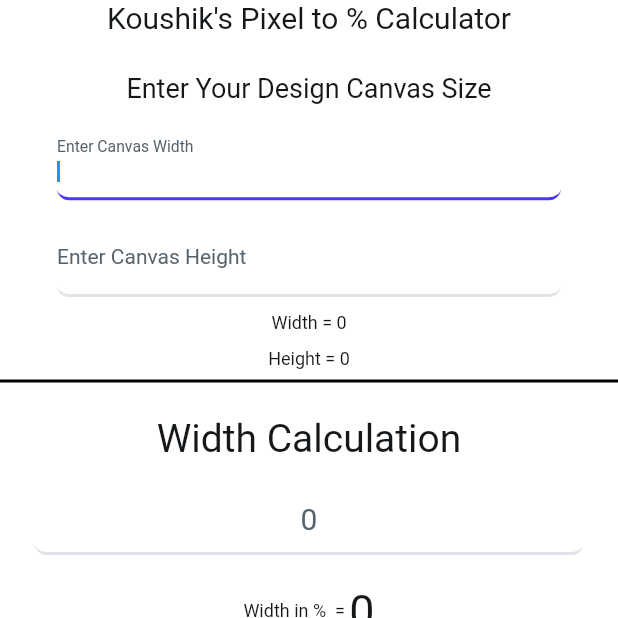
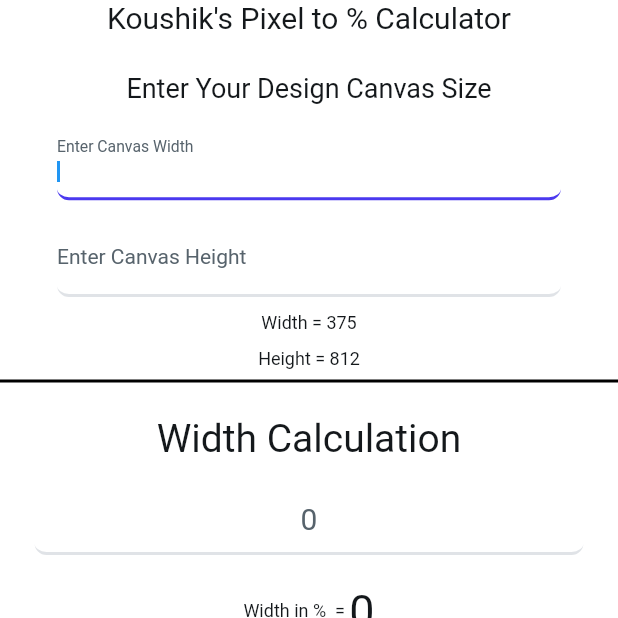
Before and after one commit to koushikraj96/pxToPercent, a Flutter app: the screen it shows after launch, on a phone screen of 412 x 824 dp, the top half of it. Run offline on Flutter 3.47's test engine with Material 3 defaults, Android fonts, the phone set to English and light mode, and no system bars; our stand-ins replace auto_size_text, csv, easy_debounce, flutter_secure_storage, font_awesome_flutter, from_css_color and 6 more; missing offline and left inert: json_path; Roboto replaces fonts that are missing (Readex Pro).

Commit message:
Given constant app variables and added a container. Added feature: Auto Save

```diff
--- a/analysis_options.yaml
+++ b/analysis_options.yaml
@@ -27,9 +27,3 @@ linter:
 
 # Additional information about this file can be found at
 # https://dart.dev/guides/language/analysis-options
-
-
-analyzer:
-  exclude:
-    - lib/custom_code/**
-    - lib/flutter_flow/custom_functions.dart
--- a/lib/flutter_flow/nav/nav.dart
+++ b/lib/flutter_flow/nav/nav.dart
@@ -1,10 +1,17 @@
 import 'dart:async';
 
 import 'package:flutter/material.dart';
+import 'package:go_router/go_router.dart';
+import 'package:page_transition/page_transition.dart';
 import 'package:provider/provider.dart';
 
 import '/index.dart';
+import '/main.dart';
+import '/flutter_flow/flutter_flow_theme.dart';
+import '/flutter_flow/lat_lng.dart';
+import '/flutter_flow/place.dart';
 import '/flutter_flow/flutter_flow_util.dart';
+import 'serialization_util.dart';
 
 export 'package:go_router/go_router.dart';
 export 'serialization_util.dart';
@@ -29,17 +36,17 @@ GoRouter createRouter(AppStateNotifier appStateNotifier) => GoRouter(
       initialLocation: '/',
       debugLogDiagnostics: true,
       refreshListenable: appStateNotifier,
-      errorBuilder: (context, state) => const HomePageWidget(),
+      errorBuilder: (context, state) => HomePageWidget(),
       routes: [
         FFRoute(
           name: '_initialize',
           path: '/',
-          builder: (context, _) => const HomePageWidget(),
+          builder: (context, _) => HomePageWidget(),
         ),
         FFRoute(
           name: 'HomePage',
           path: '/homePage',
-          builder: (context, params) => const HomePageWidget(),
+          builder: (context, params) => HomePageWidget(),
         )
       ].map((r) => r.toRoute(appStateNotifier)).toList(),
     );
@@ -203,7 +210,7 @@ class TransitionInfo {
   final Duration duration;
   final Alignment? alignment;
 
-  static TransitionInfo appDefault() => const TransitionInfo(hasTransition: false);
+  static TransitionInfo appDefault() => TransitionInfo(hasTransition: false);
 }
 
 class RootPageContext {
--- a/lib/flutter_flow/nav/serialization_util.dart
+++ b/lib/flutter_flow/nav/serialization_util.dart
@@ -160,8 +160,8 @@ dynamic deserializeParam<T>(
         return null;
       }
       return paramValues
-          .whereType<String>()
-          .map((p) => p)
+          .where((p) => p is String)
+          .map((p) => p as String)
           .map((p) => deserializeParam<T>(p, paramType, false))
           .where((p) => p != null)
           .map((p) => p! as T)
--- a/lib/main.dart
+++ b/lib/main.dart
@@ -1,10 +1,13 @@
 import 'package:provider/provider.dart';
+import 'package:flutter/gestures.dart';
 import 'package:flutter/material.dart';
 
 import 'package:flutter_localizations/flutter_localizations.dart';
 import 'package:flutter_web_plugins/url_strategy.dart';
 import 'flutter_flow/flutter_flow_theme.dart';
 import 'flutter_flow/flutter_flow_util.dart';
+import 'flutter_flow/nav/nav.dart';
+import 'index.dart';
 
 void main() async {
   WidgetsFlutterBinding.ensureInitialized();
@@ -17,13 +20,11 @@ void main() async {
 
   runApp(ChangeNotifierProvider(
     create: (context) => appState,
-    child: const MyApp(),
+    child: MyApp(),
   ));
 }
 
 class MyApp extends StatefulWidget {
-  const MyApp({super.key});
-
   // This widget is the root of your application.
   @override
   State<MyApp> createState() => _MyAppState();
@@ -55,7 +56,7 @@ class _MyAppState extends State<MyApp> {
   Widget build(BuildContext context) {
     return MaterialApp.router(
       title: 'Res calc',
-      localizationsDelegates: const [
+      localizationsDelegates: [
         GlobalMaterialLocalizations.delegate,
         GlobalWidgetsLocalizations.delegate,
         GlobalCupertinoLocalizations.delegate,
--- a/lib/pages/home_page/home_page_model.dart
+++ b/lib/pages/home_page/home_page_model.dart
@@ -1,6 +1,12 @@
+import '/flutter_flow/flutter_flow_theme.dart';
 import '/flutter_flow/flutter_flow_util.dart';
+import '/flutter_flow/flutter_flow_widgets.dart';
+import '/flutter_flow/custom_functions.dart' as functions;
 import 'home_page_widget.dart' show HomePageWidget;
+import 'package:easy_debounce/easy_debounce.dart';
 import 'package:flutter/material.dart';
+import 'package:google_fonts/google_fonts.dart';
+import 'package:provider/provider.dart';
 
 class HomePageModel extends FlutterFlowModel<HomePageWidget> {
   ///  Local state fields for this page.
--- a/lib/pages/home_page/home_page_widget.dart
+++ b/lib/pages/home_page/home_page_widget.dart
@@ -1,8 +1,10 @@
 import '/flutter_flow/flutter_flow_theme.dart';
 import '/flutter_flow/flutter_flow_util.dart';
+import '/flutter_flow/flutter_flow_widgets.dart';
 import '/flutter_flow/custom_functions.dart' as functions;
 import 'package:easy_debounce/easy_debounce.dart';
 import 'package:flutter/material.dart';
+import 'package:google_fonts/google_fonts.dart';
 import 'package:provider/provider.dart';
 import 'home_page_model.dart';
 export 'home_page_model.dart';
@@ -58,7 +60,7 @@ class _HomePageWidgetState extends State<HomePageWidget> {
         body: SafeArea(
           top: true,
           child: Align(
-            alignment: const AlignmentDirectional(0.0, -1.0),
+            alignment: AlignmentDirectional(0.0, -1.0),
             child: Container(
               width: MediaQuery.sizeOf(context).width * 1.0,
               height: MediaQuery.sizeOf(context).height * 1.0,
@@ -84,7 +86,7 @@ class _HomePageWidgetState extends State<HomePageWidget> {
                   ),
                   Padding(
                     padding:
-                        const EdgeInsetsDirectional.fromSTEB(0.0, 25.0, 0.0, 0.0),
+                        EdgeInsetsDirectional.fromSTEB(0.0, 25.0, 0.0, 0.0),
                     child: Row(
                       mainAxisSize: MainAxisSize.max,
                       mainAxisAlignment: MainAxisAlignment.center,
@@ -102,23 +104,27 @@ class _HomePageWidgetState extends State<HomePageWidget> {
                   ),
                   Padding(
                     padding:
-                        const EdgeInsetsDirectional.fromSTEB(0.0, 12.0, 0.0, 0.0),
+                        EdgeInsetsDirectional.fromSTEB(0.0, 12.0, 0.0, 0.0),
                     child: Row(
                       mainAxisSize: MainAxisSize.max,
                       children: [
                         Expanded(
                           child: Padding(
-                            padding: const EdgeInsetsDirectional.fromSTEB(
+                            padding: EdgeInsetsDirectional.fromSTEB(
                                 8.0, 0.0, 8.0, 0.0),
                             child: TextFormField(
                               controller: _model.canvasWidthController,
                               focusNode: _model.canvasWidthFocusNode,
-                              onFieldSubmitted: (_) async {
+                              onChanged: (_) => EasyDebounce.debounce(
+                                '_model.canvasWidthController',
+                                Duration(milliseconds: 2000),
+                                () async {
                                   setState(() {
                                     FFAppState().canvasWidth = int.parse(
                                         _model.canvasWidthController.text);
                                   });
                                 },
+                              ),
                               autofocus: true,
                               obscureText: false,
                               decoration: InputDecoration(
@@ -164,30 +170,34 @@ class _HomePageWidgetState extends State<HomePageWidget> {
                           ),
                         ),
                       ]
-                          .addToStart(const SizedBox(width: 30.0))
-                          .addToEnd(const SizedBox(width: 30.0)),
+                          .addToStart(SizedBox(width: 30.0))
+                          .addToEnd(SizedBox(width: 30.0)),
                     ),
                   ),
                   Padding(
                     padding:
-                        const EdgeInsetsDirectional.fromSTEB(0.0, 12.0, 0.0, 0.0),
+                        EdgeInsetsDirectional.fromSTEB(0.0, 12.0, 0.0, 0.0),
                     child: Row(
                       mainAxisSize: MainAxisSize.max,
                       mainAxisAlignment: MainAxisAlignment.center,
                       children: [
                         Expanded(
                           child: Padding(
-                            padding: const EdgeInsetsDirectional.fromSTEB(
+                            padding: EdgeInsetsDirectional.fromSTEB(
                                 8.0, 0.0, 8.0, 0.0),
                             child: TextFormField(
                               controller: _model.canvasHeightController,
                               focusNode: _model.canvasHeightFocusNode,
-                              onFieldSubmitted: (_) async {
+                              onChanged: (_) => EasyDebounce.debounce(
+                                '_model.canvasHeightController',
+                                Duration(milliseconds: 2000),
+                                () async {
                                   setState(() {
                                     FFAppState().canvasHeight = int.parse(
                                         _model.canvasHeightController.text);
                                   });
                                 },
+                              ),
                               autofocus: true,
                               obscureText: false,
                               decoration: InputDecoration(
@@ -233,13 +243,13 @@ class _HomePageWidgetState extends State<HomePageWidget> {
                           ),
                         ),
                       ]
-                          .addToStart(const SizedBox(width: 30.0))
-                          .addToEnd(const SizedBox(width: 30.0)),
+                          .addToStart(SizedBox(width: 30.0))
+                          .addToEnd(SizedBox(width: 30.0)),
                     ),
                   ),
                   Padding(
                     padding:
-                        const EdgeInsetsDirectional.fromSTEB(0.0, 10.0, 0.0, 0.0),
+                        EdgeInsetsDirectional.fromSTEB(0.0, 10.0, 0.0, 0.0),
                     child: Row(
                       mainAxisSize: MainAxisSize.max,
                       mainAxisAlignment: MainAxisAlignment.center,
@@ -257,7 +267,7 @@ class _HomePageWidgetState extends State<HomePageWidget> {
                   ),
                   Padding(
                     padding:
-                        const EdgeInsetsDirectional.fromSTEB(0.0, 10.0, 0.0, 0.0),
+                        EdgeInsetsDirectional.fromSTEB(0.0, 10.0, 0.0, 0.0),
                     child: Row(
                       mainAxisSize: MainAxisSize.max,
                       mainAxisAlignment: MainAxisAlignment.center,
@@ -273,7 +283,7 @@ class _HomePageWidgetState extends State<HomePageWidget> {
                       ],
                     ),
                   ),
-                  const Divider(
+                  Divider(
                     thickness: 2.0,
                     color: Colors.black,
                   ),
@@ -282,7 +292,7 @@ class _HomePageWidgetState extends State<HomePageWidget> {
                     children: [
                       Padding(
                         padding:
-                            const EdgeInsetsDirectional.fromSTEB(0.0, 15.0, 0.0, 0.0),
+                            EdgeInsetsDirectional.fromSTEB(0.0, 15.0, 0.0, 0.0),
                         child: Row(
                           mainAxisSize: MainAxisSize.max,
                           mainAxisAlignment: MainAxisAlignment.center,
@@ -300,7 +310,7 @@ class _HomePageWidgetState extends State<HomePageWidget> {
                         ),
                       ),
                       Padding(
-                        padding: const EdgeInsetsDirectional.fromSTEB(
+                        padding: EdgeInsetsDirectional.fromSTEB(
                             15.0, 15.0, 15.0, 0.0),
                         child: Row(
                           mainAxisSize: MainAxisSize.max,
@@ -308,14 +318,14 @@ class _HomePageWidgetState extends State<HomePageWidget> {
                           children: [
                             Expanded(
                               child: Padding(
-                                padding: const EdgeInsetsDirectional.fromSTEB(
+                                padding: EdgeInsetsDirectional.fromSTEB(
                                     8.0, 0.0, 8.0, 0.0),
                                 child: TextFormField(
                                   controller: _model.widthController,
                                   focusNode: _model.widthFocusNode,
                                   onChanged: (_) => EasyDebounce.debounce(
                                     '_model.widthController',
-                                    const Duration(milliseconds: 2000),
+                                    Duration(milliseconds: 2000),
                                     () async {
                                       setState(() {
                                         _model.width = valueOrDefault<double>(
@@ -392,7 +402,7 @@ class _HomePageWidgetState extends State<HomePageWidget> {
                       ),
                       Padding(
                         padding:
-                            const EdgeInsetsDirectional.fromSTEB(0.0, 20.0, 0.0, 0.0),
+                            EdgeInsetsDirectional.fromSTEB(0.0, 20.0, 0.0, 0.0),
                         child: Row(
                           mainAxisSize: MainAxisSize.max,
                           mainAxisAlignment: MainAxisAlignment.center,
@@ -419,11 +429,11 @@ class _HomePageWidgetState extends State<HomePageWidget> {
                                   ),
                             ),
                           ]
-                              .addToStart(const SizedBox(width: 15.0))
-                              .addToEnd(const SizedBox(width: 15.0)),
+                              .addToStart(SizedBox(width: 15.0))
+                              .addToEnd(SizedBox(width: 15.0)),
                         ),
                       ),
-                      const Divider(
+                      Divider(
                         thickness: 2.0,
                         color: Colors.black,
                       ),
@@ -434,7 +444,7 @@ class _HomePageWidgetState extends State<HomePageWidget> {
                     children: [
                       Padding(
                         padding:
-                            const EdgeInsetsDirectional.fromSTEB(0.0, 15.0, 0.0, 0.0),
+                            EdgeInsetsDirectional.fromSTEB(0.0, 15.0, 0.0, 0.0),
                         child: Row(
                           mainAxisSize: MainAxisSize.max,
                           mainAxisAlignment: MainAxisAlignment.center,
@@ -452,7 +462,7 @@ class _HomePageWidgetState extends State<HomePageWidget> {
                         ),
                       ),
                       Padding(
-                        padding: const EdgeInsetsDirectional.fromSTEB(
+                        padding: EdgeInsetsDirectional.fromSTEB(
                             15.0, 15.0, 15.0, 0.0),
                         child: Row(
                           mainAxisSize: MainAxisSize.max,
@@ -460,14 +470,14 @@ class _HomePageWidgetState extends State<HomePageWidget> {
                           children: [
                             Expanded(
                               child: Padding(
-                                padding: const EdgeInsetsDirectional.fromSTEB(
+                                padding: EdgeInsetsDirectional.fromSTEB(
                                     8.0, 0.0, 8.0, 0.0),
                                 child: TextFormField(
                                   controller: _model.heightController,
                                   focusNode: _model.heightFocusNode,
                                   onChanged: (_) => EasyDebounce.debounce(
                                     '_model.heightController',
-                                    const Duration(milliseconds: 2000),
+                                    Duration(milliseconds: 2000),
                                     () async {
                                       setState(() {
                                         _model.height = valueOrDefault<double>(
@@ -544,7 +554,7 @@ class _HomePageWidgetState extends State<HomePageWidget> {
                       ),
                       Padding(
                         padding:
-                            const EdgeInsetsDirectional.fromSTEB(0.0, 20.0, 0.0, 0.0),
+                            EdgeInsetsDirectional.fromSTEB(0.0, 20.0, 0.0, 0.0),
                         child: Row(
                           mainAxisSize: MainAxisSize.max,
                           mainAxisAlignment: MainAxisAlignment.center,
@@ -571,11 +581,11 @@ class _HomePageWidgetState extends State<HomePageWidget> {
                                   ),
                             ),
                           ]
-                              .addToStart(const SizedBox(width: 15.0))
-                              .addToEnd(const SizedBox(width: 15.0)),
+                              .addToStart(SizedBox(width: 15.0))
+                              .addToEnd(SizedBox(width: 15.0)),
                         ),
                       ),
-                      const Divider(
+                      Divider(
                         thickness: 2.0,
                         color: Colors.black,
                       ),
```
Also changed, not shown: lib/app_state.dart (+12 -11 lines), lib/flutter_flow/flutter_flow_util.dart (+4 -3 lines), 7 other files. Lines whose indentation alone changed are shown as unchanged.
